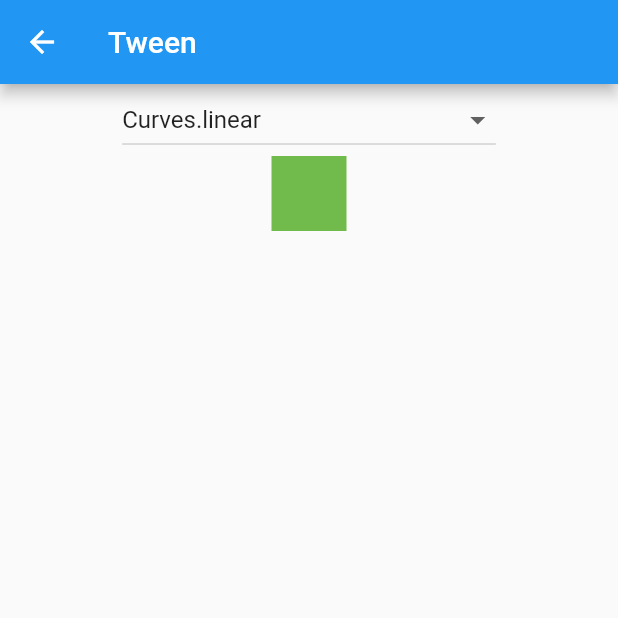
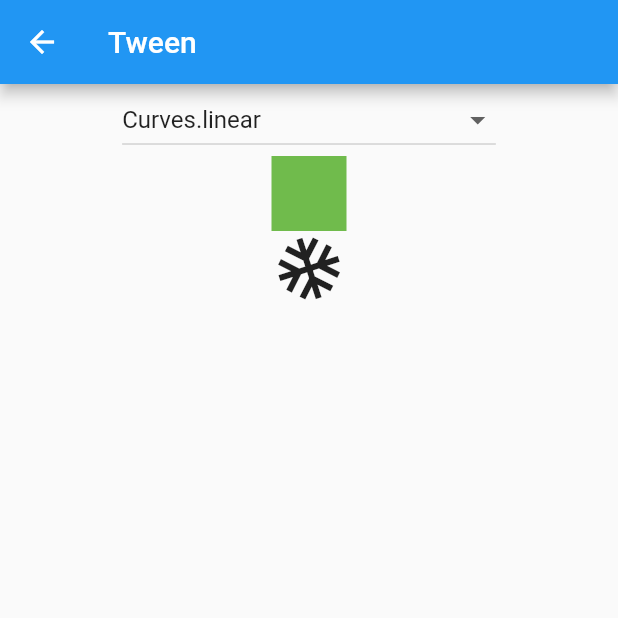
Before and after one commit to nateonguitar/flutter-animations, a Flutter app: the TweenPage screen opened by its route, on a phone screen of 412 x 824 dp, the top half of it. Run offline on Flutter 3.47's test engine with Material 2 defaults, Android fonts, the phone set to English and light mode, and no system bars.

Commit message:
Created a few tween animations

```diff
--- a/lib/pages/tween.dart
+++ b/lib/pages/tween.dart
@@ -1,3 +1,5 @@
+import 'dart:math';
+
 import 'package:FlutterAnimations/utils/curve_list_item.dart';
 import 'package:flutter/material.dart';
 
@@ -13,6 +15,7 @@ class TweenPage extends StatefulWidget {
 class _TweenPageState extends State<TweenPage> {
   Curve _selectedCurve = Curves.linear;
   Color _targetBoxColor = Colors.green;
+  double _targetAngle = pi * 2;
 
   @override
   void initState() {
@@ -38,6 +41,7 @@ class _TweenPageState extends State<TweenPage> {
           children: [
             _curvePicker(),
             _colorChangeBox(),
+            _spinningIcon(),
           ],
         ),
       ),
@@ -89,4 +93,28 @@ class _TweenPageState extends State<TweenPage> {
       },
     );
   }
+
+  Widget _spinningIcon() {
+    return TweenAnimationBuilder<double>(
+      curve: _selectedCurve,
+      duration: Duration(milliseconds: 2000),
+      onEnd: () {
+        _targetAngle = _targetAngle == 0 ? pi * 2 : 0;
+        setState(() {});
+      },
+      tween: Tween(
+        begin: 0,
+        end: _targetAngle,
+      ),
+      builder: (BuildContext _, double animatedAngle, Widget __) {
+        return Transform.rotate(
+          angle: animatedAngle,
+          child: Icon(
+            Icons.ac_unit,
+            size: 50,
+          ),
+        );
+      },
+    );
+  }
 }
```
